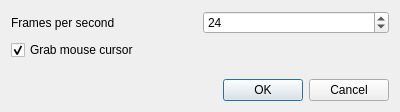
Above: src/settings.ui from igormironchik/gif-recorder before the change. Below: the same form after it.
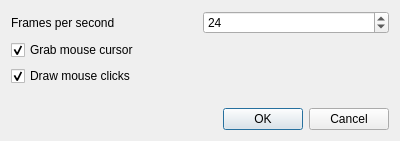
That is the form after the change.

Commit message: Implement optional drawing of mouse clicks on Linux.

```diff
--- a/src/settings.ui
+++ b/src/settings.ui
@@ -7,7 +7,7 @@
     <x>0</x>
     <y>0</y>
     <width>400</width>
-    <height>112</height>
+    <height>141</height>
    </rect>
   </property>
   <property name="windowTitle">
@@ -48,6 +48,16 @@
      </property>
     </widget>
    </item>
+   <item>
+    <widget class="QCheckBox" name="m_click">
+     <property name="text">
+      <string>Draw mouse clicks</string>
+     </property>
+     <property name="checked">
+      <bool>true</bool>
+     </property>
+    </widget>
+   </item>
    <item>
     <spacer name="verticalSpacer">
      <property name="orientation">
```
The commit also changes 5 other files.
